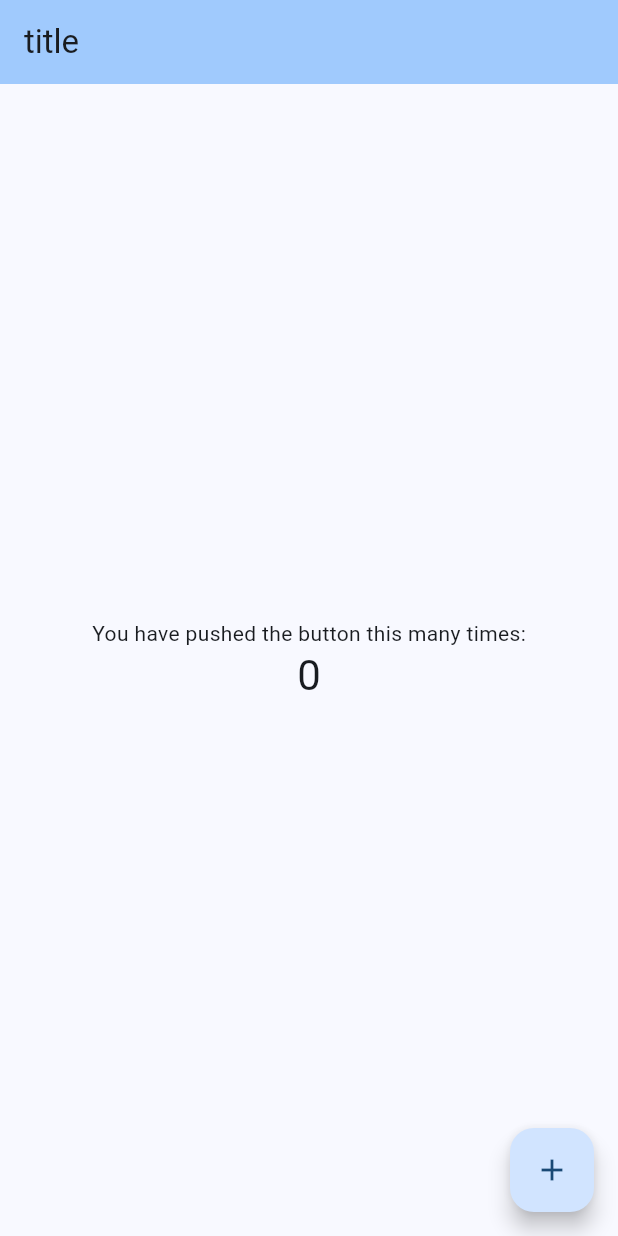
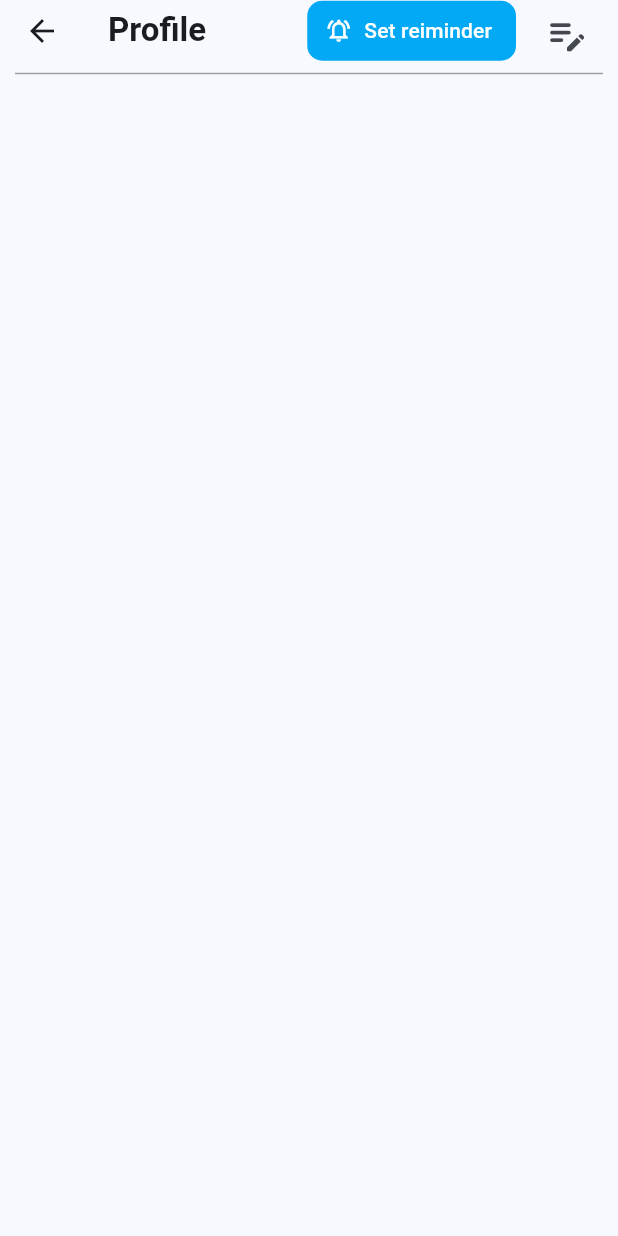
Before and after one commit to gohack72-ship-it/Dialo-Call-Center-CRM, a Flutter app: the screen it shows after launch, on a phone screen of 412 x 824 dp. Run offline on Flutter 3.47's test engine with Material 3 defaults, Android fonts, the phone set to English and light mode, and no system bars.

Commit message:
pulling const files

```diff
--- /dev/null
+++ b/lib/Name_page.dart
@@ -0,0 +1,72 @@
+import 'package:flutter/material.dart';
+
+class NamePage extends StatefulWidget {
+  const NamePage({super.key});
+
+  @override
+  State<NamePage> createState() => _NamePageState();
+}
+
+class _NamePageState extends State<NamePage> {
+  @override
+  Widget build(BuildContext context) {
+    return Scaffold(
+      appBar: AppBar(
+
+
+        leading: IconButton(
+          onPressed: () {},
+          icon: Icon(Icons.arrow_back_outlined),
+        ),
+
+        title: Text("Profile",style: TextStyle(fontWeight: FontWeight.bold,),),
+        actions: [
+          Padding(
+            padding:  EdgeInsets.only(right: 10),
+            child: TextButton.icon(
+              onPressed: () {
+                // Print("Set reminder cliked");
+              },
+
+              icon: Icon(Icons.notifications_active_outlined,color:Colors.white),
+
+              label: Text("Set reiminder",style: TextStyle(color: Colors.white),
+
+              ),
+              style: TextButton.styleFrom(
+                      backgroundColor: Colors.lightBlue,
+                      shape: RoundedRectangleBorder(
+                        borderRadius: BorderRadius.circular(10),
+                      ),
+                    ),
+
+            ),
+
+          ),
+          Padding(
+            padding: const EdgeInsets.only(right: 10),
+            child: IconButton(
+              onPressed: () {},
+              icon: Icon(Icons.edit_note_rounded,size: 30),
+            ),
+          ),
+
+        ],
+        bottom:PreferredSize(
+            preferredSize: Size.fromHeight(1),
+            child: Padding(
+              padding: const EdgeInsets.only(left: 10,right: 10),
+              child: Divider(
+                color: Colors.grey,
+                thickness: 1,
+
+              ),
+            )
+    ) ,
+      ),
+      body: Padding(
+    padding: const EdgeInsets.only(top: 10),
+    ),
+    );
+  }
+}
--- a/lib/home.page.dart
+++ /dev/null
@@ -1,88 +0,0 @@
-
-import 'package:flutter/material.dart';
-
-class MyHomePage extends StatefulWidget {
-  const MyHomePage({super.key, required this.title});
-
-  // This widget is the home page of your application. It is stateful, meaning
-  // that it has a State object (defined below) that contains fields that affect
-  // how it looks.
-
-  // This class is the configuration for the state. It holds the values (in this
-  // case the title) provided by the parent (in this case the App widget) and
-  // used by the build method of the State. Fields in a Widget subclass are
-  // always marked "final".
-
-  final String title;
-
-  @override
-  State<MyHomePage> createState() => _MyHomePageState();
-}
-
-class _MyHomePageState extends State<MyHomePage> {
-  int _counter = 0;
-
-  void _incrementCounter() {
-    setState(() {
-      // This call to setState tells the Flutter framework that something has
-      // changed in this State, which causes it to rerun the build method below
-      // so that the display can reflect the updated values. If we changed
-      // _counter without calling setState(), then the build method would not be
-      // called again, and so nothing would appear to happen.
-      _counter++;
-    });
-  }
-
-  @override
-  Widget build(BuildContext context) {
-    // This method is rerun every time setState is called, for instance as done
-    // by the _incrementCounter method above.
-    //
-    // The Flutter framework has been optimized to make rerunning build methods
-    // fast, so that you can just rebuild anything that needs updating rather
-    // than having to individually change instances of widgets.
-    return Scaffold(
-      appBar: AppBar(
-        // TRY THIS: Try changing the color here to a specific color (to
-        // Colors.amber, perhaps?) and trigger a hot reload to see the AppBar
-        // change color while the other colors stay the same.
-        backgroundColor: Theme.of(context).colorScheme.inversePrimary,
-        // Here we take the value from the MyHomePage object that was created by
-        // the App.build method, and use it to set our appbar title.
-        title: Text(widget.title),
-      ),
-      body: Center(
-        // Center is a layout widget. It takes a single child and positions it
-        // in the middle of the parent.
-        child: Column(
-          // Column is also a layout widget. It takes a list of children and
-          // arranges them vertically. By default, it sizes itself to fit its
-          // children horizontally, and tries to be as tall as its parent.
-          //
-          // Column has various properties to control how it sizes itself and
-          // how it positions its children. Here we use mainAxisAlignment to
-          // center the children vertically; the main axis here is the vertical
-          // axis because Columns are vertical (the cross axis would be
-          // horizontal).
-          //
-          // TRY THIS: Invoke "debug painting" (choose the "Toggle Debug Paint"
-          // action in the IDE, or press "p" in the console), to see the
-          // wireframe for each widget.
-          mainAxisAlignment: MainAxisAlignment.center,
-          children: <Widget>[
-            const Text('You have pushed the button this many times:'),
-            Text(
-              '$_counter',
-              style: Theme.of(context).textTheme.headlineMedium,
-            ),
-          ],
-        ),
-      ),
-      floatingActionButton: FloatingActionButton(
-        onPressed: _incrementCounter,
-        tooltip: 'Increment',
-        child: const Icon(Icons.add),
-      ), // This trailing comma makes auto-formatting nicer for build methods.
-    );
-  }
-}
--- a/lib/main.dart
+++ b/lib/main.dart
@@ -1,5 +1,7 @@
-import 'package:dialo/splash%20screen.dart';
+
 import 'package:flutter/material.dart';
+
+import 'Name_page.dart';
 // 👈 import your page here
 
 void main() {
@@ -17,7 +19,7 @@ class MyApp extends StatelessWidget {
         colorScheme: ColorScheme.fromSeed(seedColor: Colors.blue),
         useMaterial3: true,
       ),
-      home:AnimatedSplashScreenWidget(), // 👈 this is your home page
+      home:NamePage(), // 👈 this is your home page
       debugShowCheckedModeBanner: false,
     );
   }
--- a/lib/splash screen.dart
+++ /dev/null
@@ -1,17 +0,0 @@
-
-import 'package:animated_splash_screen/animated_splash_screen.dart';
-import 'package:flutter/material.dart';
-import 'package:lottie/lottie.dart';
-
-import 'home.page.dart';
-class AnimatedSplashScreenWidget extends StatelessWidget {
-  const AnimatedSplashScreenWidget({super.key});
-
-  @override
-  Widget build(BuildContext context) {
-    return AnimatedSplashScreen(
-        splash: Center(child:   Lottie.asset('assets/ANIMATION_123.json'),),
-        nextScreen: MyHomePage(title: "title")
-    );
-  }
-}
```
